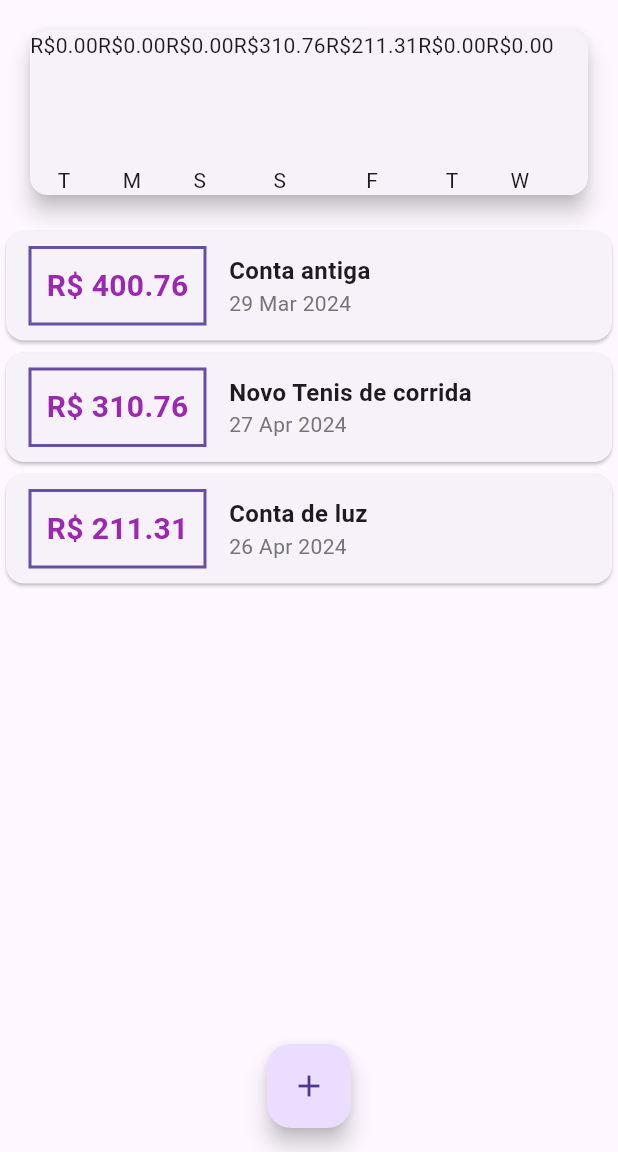
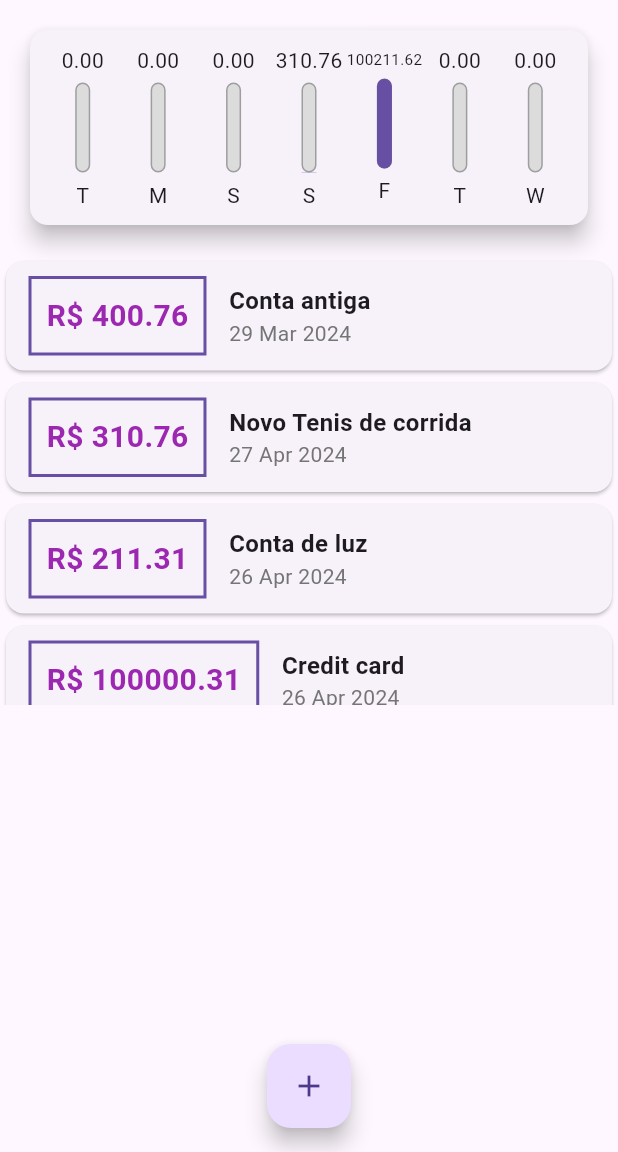
Before and after one commit to Junior580/personalExpensesApp, a Flutter app: the screen it shows after launch, on a phone screen of 412 x 824 dp, the part 84-1236 px from its top. Run offline on Flutter 3.47's test engine with Material 3 defaults, Android fonts, the phone set to English and light mode, and no system bars.

Commit message:
feat: chart_bar component

```diff
--- a/lib/components/chart.dart
+++ b/lib/components/chart.dart
@@ -1,5 +1,3 @@
-import 'dart:ffi';
-
 import 'package:flutter/material.dart';
 import 'package:intl/intl.dart';
 import '../models/transaction.dart';
@@ -33,19 +31,32 @@ class Chart extends StatelessWidget {
     });
   }
 
+  double get _weekTotalValue {
+    return _groupedTransaction.fold(0.0, (sum, tr) {
+      return sum + (tr['value'] as double);
+    });
+  }
+
   @override
   Widget build(BuildContext context) {
     return Card(
         elevation: 6,
         margin: const EdgeInsets.all(20),
-        child: Row(
-          children: _groupedTransaction.map((tr) {
-            return ChartBar(
-              label: tr['day'].toString(),
-              value: double.tryParse(tr['value'].toString()) ?? 0,
-              percentage: 0,
-            );
-          }).toList(),
+        child: Padding(
+          padding: const EdgeInsets.all(10.0),
+          child: Row(
+            mainAxisAlignment: MainAxisAlignment.spaceAround,
+            children: _groupedTransaction.map((tr) {
+              return Flexible(
+                fit: FlexFit.tight,
+                child: ChartBar(
+                  label: (tr['day'] as String),
+                  value: (tr['value'] as double),
+                  percentage: (tr['value'] as double) / _weekTotalValue,
+                ),
+              );
+            }).toList(),
+          ),
         ));
   }
 }
--- a/lib/components/chart_bar.dart
+++ b/lib/components/chart_bar.dart
@@ -16,12 +16,35 @@ class ChartBar extends StatelessWidget {
   Widget build(BuildContext context) {
     return Column(
       children: <Widget>[
-        Text('R\$${value.toStringAsFixed(2)}'),
+        FittedBox(
+          child: Text(value.toStringAsFixed(2)),
+        ),
         const SizedBox(height: 5),
-        const SizedBox(
+        SizedBox(
           height: 60,
           width: 10,
-          child: null,
+          child: Stack(
+            alignment: Alignment.bottomCenter,
+            children: <Widget>[
+              Container(
+                decoration: BoxDecoration(
+                    border: Border.all(
+                      color: Colors.grey,
+                      width: 1.0,
+                    ),
+                    borderRadius: BorderRadius.circular(5),
+                    color: const Color.fromRGBO(220, 220, 220, 1)),
+              ),
+              FractionallySizedBox(
+                heightFactor: percentage,
+                child: Container(
+                  decoration: BoxDecoration(
+                      borderRadius: BorderRadius.circular(5),
+                      color: Theme.of(context).primaryColor),
+                ),
+              )
+            ],
+          ),
         ),
         const SizedBox(height: 5),
         Text(label)
--- a/lib/main.dart
+++ b/lib/main.dart
@@ -52,6 +52,12 @@ class _HomePageState extends State<HomePage> {
       value: 211.31,
       date: DateTime.now().subtract(const Duration(days: 4)),
     ),
+    Transaction(
+      id: 't3',
+      title: 'Credit card',
+      value: 100000.31,
+      date: DateTime.now().subtract(const Duration(days: 4)),
+    ),
   ];
 
   List<Transaction> get _recentTransactions {
@@ -98,13 +104,6 @@ class _HomePageState extends State<HomePage> {
         child: Column(
           crossAxisAlignment: CrossAxisAlignment.stretch,
           children: <Widget>[
-            // Container(
-            //   child: Card(
-            //     color: Theme.of(context).primaryColor,
-            //     elevation: 5,
-            //     child: const Text('Gráfico'),
-            //   ),
-            // ),
             Chart(recentTransaction: _recentTransactions),
             TransactionList(transactions: _transactions),
           ],
```
